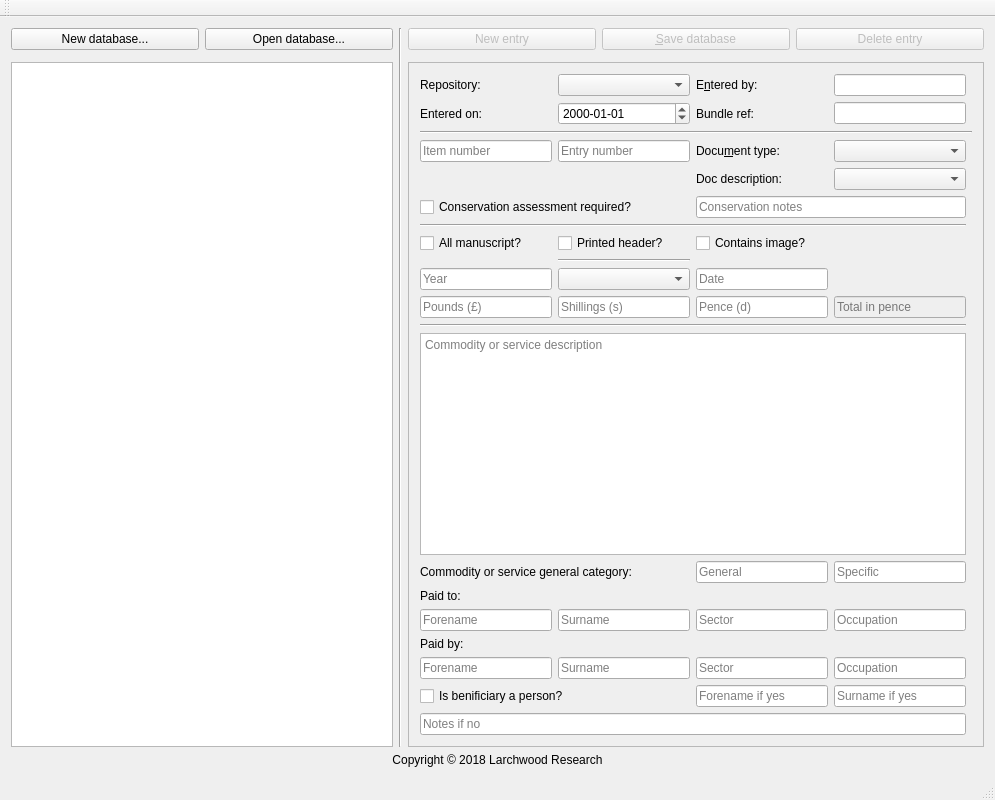
The window that mainwindow.ui (kelceyswain/Small_Bills) describes before a commit, drawn with Qt 5.
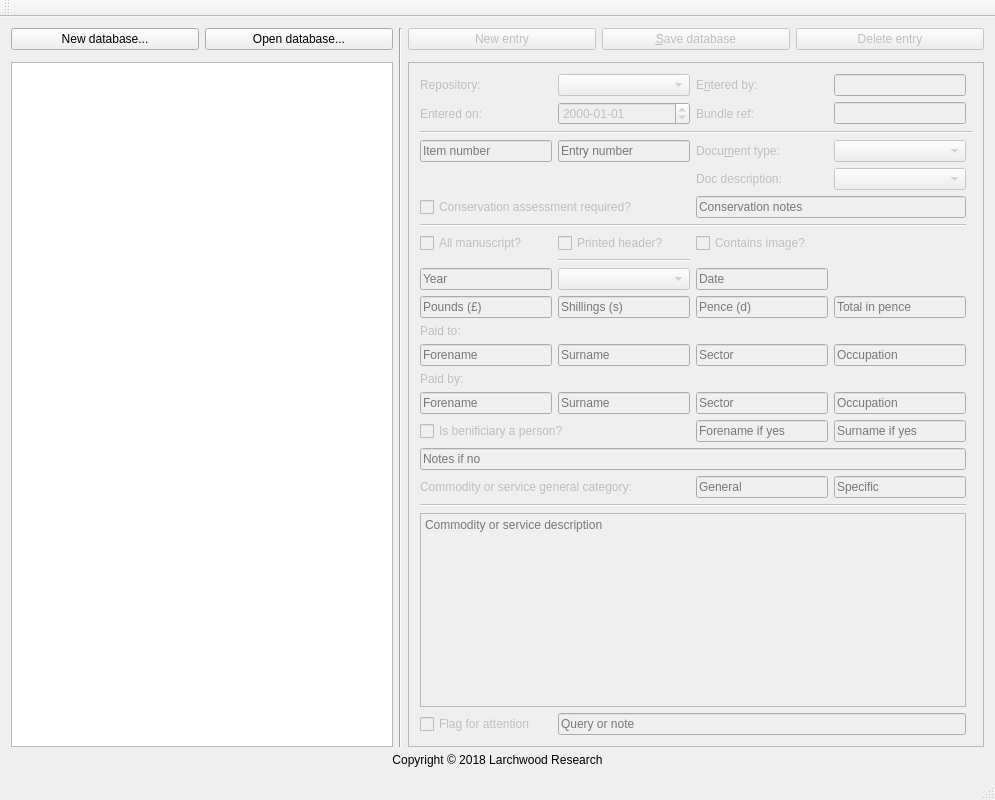
The same window after the commit.

Commit message: Changed order and other things

Patch:
```diff
--- a/mainwindow.ui
+++ b/mainwindow.ui
@@ -52,6 +52,9 @@
       </item>
       <item row="2" column="3" colspan="3">
        <widget class="QScrollArea" name="scrollArea">
+        <property name="enabled">
+         <bool>false</bool>
+        </property>
         <property name="widgetResizable">
          <bool>true</bool>
         </property>
@@ -59,14 +62,78 @@
          <property name="geometry">
           <rect>
            <x>0</x>
-           <y>0</y>
-           <width>577</width>
-           <height>659</height>
+           <y>-13</y>
+           <width>557</width>
+           <height>672</height>
           </rect>
          </property>
          <layout class="QGridLayout" name="gridLayout_4">
           <item row="1" column="0">
            <layout class="QGridLayout" name="gridLayout_3">
+            <item row="18" column="0" colspan="2">
+             <widget class="QLabel" name="label_5">
+              <property name="text">
+               <string>Commodity or service general category:</string>
+              </property>
+             </widget>
+            </item>
+            <item row="15" column="3">
+             <widget class="QLineEdit" name="fromJobCatBEdit">
+              <property name="toolTip">
+               <string>Occupation</string>
+              </property>
+              <property name="placeholderText">
+               <string>Occupation</string>
+              </property>
+             </widget>
+            </item>
+            <item row="11" column="0">
+             <widget class="QLabel" name="label_6">
+              <property name="text">
+               <string>Paid to:</string>
+              </property>
+             </widget>
+            </item>
+            <item row="12" column="3">
+             <widget class="QLineEdit" name="toJobCatBEdit">
+              <property name="toolTip">
+               <string>Occupation</string>
+              </property>
+              <property name="placeholderText">
+               <string>Occupation</string>
+              </property>
+             </widget>
+            </item>
+            <item row="12" column="0">
+             <widget class="QLineEdit" name="toForenameEdit">
+              <property name="toolTip">
+               <string>Forename</string>
+              </property>
+              <property name="placeholderText">
+               <string>Forename</string>
+              </property>
+             </widget>
+            </item>
+            <item row="12" column="2">
+             <widget class="QLineEdit" name="toJobCatAEdit">
+              <property name="toolTip">
+               <string>Sector</string>
+              </property>
+              <property name="placeholderText">
+               <string>Sector</string>
+              </property>
+             </widget>
+            </item>
+            <item row="12" column="1">
+             <widget class="QLineEdit" name="toSurnameEdit">
+              <property name="toolTip">
+               <string>Surname</string>
+              </property>
+              <property name="placeholderText">
+               <string>Surname</string>
+              </property>
+             </widget>
+            </item>
             <item row="0" column="2">
              <widget class="QLabel" name="label_3">
               <property name="text">
@@ -152,13 +219,6 @@
               </property>
              </widget>
             </item>
-            <item row="18" column="2">
-             <widget class="QLineEdit" name="benifForenameEdit">
-              <property name="placeholderText">
-               <string>Forename if yes</string>
-              </property>
-             </widget>
-            </item>
             <item row="3" column="2">
              <widget class="QLabel" name="label_7">
               <property name="text">
@@ -210,34 +270,6 @@
               </property>
              </widget>
             </item>
-            <item row="18" column="3">
-             <widget class="QLineEdit" name="benifSurnameEdit">
-              <property name="placeholderText">
-               <string>Surname if yes</string>
-              </property>
-             </widget>
-            </item>
-            <item row="14" column="0">
-             <widget class="QLabel" name="label_6">
-              <property name="text">
-               <string>Paid to:</string>
-              </property>
-             </widget>
-            </item>
-            <item row="16" column="0">
-             <widget class="QLabel" name="label_9">
-              <property name="text">
-               <string>Paid by:</string>
-              </property>
-             </widget>
-            </item>
-            <item row="15" column="0">
-             <widget class="QLineEdit" name="toForenameEdit">
-              <property name="placeholderText">
-               <string>Forename</string>
-              </property>
-             </widget>
-            </item>
             <item row="10" column="2">
              <widget class="QLineEdit" name="penceEdit">
               <property name="placeholderText">
@@ -258,41 +290,20 @@
               </property>
              </widget>
             </item>
-            <item row="11" column="0" colspan="4">
+            <item row="19" column="0" colspan="4">
              <widget class="Line" name="line_5">
               <property name="orientation">
                <enum>Qt::Horizontal</enum>
               </property>
              </widget>
             </item>
-            <item row="15" column="1">
-             <widget class="QLineEdit" name="toSurnameEdit">
-              <property name="placeholderText">
-               <string>Surname</string>
-              </property>
-             </widget>
-            </item>
-            <item row="12" column="0" colspan="4">
+            <item row="20" column="0" colspan="4">
              <widget class="QPlainTextEdit" name="descriptionTextEdit">
               <property name="placeholderText">
                <string>Commodity or service description</string>
               </property>
              </widget>
             </item>
-            <item row="13" column="0" colspan="2">
-             <widget class="QLabel" name="label_5">
-              <property name="text">
-               <string>Commodity or service general category:</string>
-              </property>
-             </widget>
-            </item>
-            <item row="17" column="1">
-             <widget class="QLineEdit" name="fromSurnameEdit">
-              <property name="placeholderText">
-               <string>Surname</string>
-              </property>
-             </widget>
-            </item>
             <item row="3" column="3">
              <widget class="QComboBox" name="docTypeComboBox"/>
             </item>
@@ -323,23 +334,6 @@
             <item row="0" column="3">
              <widget class="QLineEdit" name="userEntryEdit"/>
             </item>
-            <item row="17" column="0">
-             <widget class="QLineEdit" name="fromForenameEdit">
-              <property name="placeholderText">
-               <string>Forename</string>
-              </property>
-             </widget>
-            </item>
-            <item row="19" column="0" colspan="4">
-             <widget class="QLineEdit" name="benifNotesEdit">
-              <property name="readOnly">
-               <bool>false</bool>
-              </property>
-              <property name="placeholderText">
-               <string>Notes if no</string>
-              </property>
-             </widget>
-            </item>
             <item row="1" column="1">
              <widget class="QDateEdit" name="dateEntryEdit">
               <property name="displayFormat">
@@ -347,13 +341,6 @@
               </property>
              </widget>
             </item>
-            <item row="18" column="0" colspan="2">
-             <widget class="QCheckBox" name="benifPersonBox">
-              <property name="text">
-               <string>Is benificiary a person?</string>
-              </property>
-             </widget>
-            </item>
             <item row="9" column="2">
              <widget class="QLineEdit" name="dayEdit">
               <property name="placeholderText">
@@ -361,45 +348,108 @@
               </property>
              </widget>
             </item>
-            <item row="13" column="2">
-             <widget class="QLineEdit" name="commodCatAEdit">
-              <property name="placeholderText">
-               <string>General</string>
-              </property>
-             </widget>
-            </item>
-            <item row="13" column="3">
+            <item row="18" column="3">
              <widget class="QLineEdit" name="commodCatBEdit">
               <property name="placeholderText">
                <string>Specific</string>
               </property>
              </widget>
             </item>
+            <item row="15" column="1">
+             <widget class="QLineEdit" name="fromSurnameEdit">
+              <property name="toolTip">
+               <string>Surname</string>
+              </property>
+              <property name="placeholderText">
+               <string>Surname</string>
+              </property>
+             </widget>
+            </item>
+            <item row="18" column="2">
+             <widget class="QLineEdit" name="commodCatAEdit">
+              <property name="toolTip">
+               <string>General</string>
+              </property>
+              <property name="placeholderText">
+               <string>General</string>
+              </property>
+             </widget>
+            </item>
+            <item row="15" column="0">
+             <widget class="QLineEdit" name="fromForenameEdit">
+              <property name="toolTip">
+               <string>Forename</string>
+              </property>
+              <property name="placeholderText">
+               <string>Forename</string>
+              </property>
+             </widget>
+            </item>
             <item row="15" column="2">
-             <widget class="QLineEdit" name="toJobCatAEdit">
-              <property name="placeholderText">
-               <string>Sector</string>
-              </property>
-             </widget>
-            </item>
-            <item row="15" column="3">
-             <widget class="QLineEdit" name="toJobCatBEdit">
-              <property name="placeholderText">
-               <string>Occupation</string>
-              </property>
-             </widget>
-            </item>
-            <item row="17" column="2">
              <widget class="QLineEdit" name="fromJobCatAEdit">
               <property name="placeholderText">
                <string>Sector</string>
               </property>
              </widget>
             </item>
-            <item row="17" column="3">
-             <widget class="QLineEdit" name="fromJobCatBEdit">
+            <item row="16" column="0" colspan="2">
+             <widget class="QCheckBox" name="benifPersonBox">
+              <property name="text">
+               <string>Is benificiary a person?</string>
+              </property>
+             </widget>
+            </item>
+            <item row="16" column="3">
+             <widget class="QLineEdit" name="benifSurnameEdit">
+              <property name="toolTip">
+               <string>Surname</string>
+              </property>
               <property name="placeholderText">
-               <string>Occupation</string>
+               <string>Surname if yes</string>
+              </property>
+             </widget>
+            </item>
+            <item row="13" column="0">
+             <widget class="QLabel" name="label_9">
+              <property name="text">
+               <string>Paid by:</string>
+              </property>
+             </widget>
+            </item>
+            <item row="16" column="2">
+             <widget class="QLineEdit" name="benifForenameEdit">
+              <property name="toolTip">
+               <string>Forename</string>
+              </property>
+              <property name="placeholderText">
+               <string>Forename if yes</string>
+              </property>
+             </widget>
+            </item>
+            <item row="17" column="0" colspan="4">
+             <widget class="QLineEdit" name="benifNotesEdit">
+              <property name="toolTip">
+               <string>Notes</string>
+              </property>
+              <property name="readOnly">
+               <bool>false</bool>
+              </property>
+              <property name="placeholderText">
+               <string>Notes if no</string>
+              </property>
+             </widget>
+            </item>
+            <item row="21" column="0">
+             <widget class="QCheckBox" name="flagAttentionCheck">
+              <property name="text">
+               <string>Flag for attention</string>
+              </property>
+             </widget>
+            </item>
+            <item row="21" column="1" colspan="3">
+             <widget class="QLineEdit" name="attentionNotesEdit">
+              <property name="placeholderText">
+               <string>Query or note</string>
               </property>
              </widget>
             </item>
```
Left out of the diff: 67 changed lines with no effect on the pictures. The commit also changes 2 other files.
